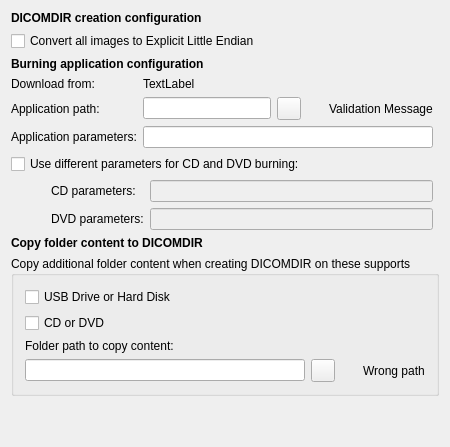
First picture: the form in starviewer/src/inputoutput/qdicomdirconfigurationscreenbase.ui, repository starviewer-medical/starviewer, before the edit.
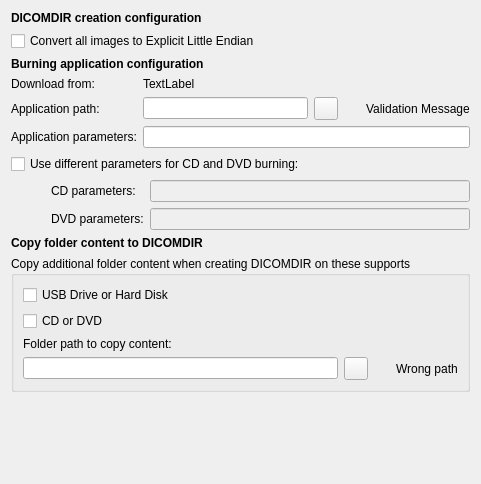
Second picture: the form after the edit. Icons and pictures are not drawn.

Commit message:
ENH: Fine-tune the configuration dialog.
Overall layout are less vertical to better use the available space and
reduce the presence of scrollbars. Also, the tab order has been fixed.

```diff
--- a/starviewer/src/inputoutput/qdicomdirconfigurationscreenbase.ui
+++ b/starviewer/src/inputoutput/qdicomdirconfigurationscreenbase.ui
@@ -2,6 +2,14 @@
 <ui version="4.0">
  <class>udg::QDICOMDIRConfigurationScreenBase</class>
  <widget class="QWidget" name="udg::QDICOMDIRConfigurationScreenBase">
+  <property name="geometry">
+   <rect>
+    <x>0</x>
+    <y>0</y>
+    <width>481</width>
+    <height>484</height>
+   </rect>
+  </property>
   <property name="windowTitle">
    <string>DICOMDIR Configuration</string>
   </property>
@@ -9,41 +17,142 @@
    <iconset resource="../main/main.qrc">
     <normaloff>:/images/icons/media-optical-dicom.svg</normaloff>:/images/icons/media-optical-dicom.svg</iconset>
   </property>
-  <layout class="QGridLayout" name="gridLayout_2">
-   <item row="5" column="0">
-    <layout class="QGridLayout">
-     <item row="1" column="2">
-      <widget class="QLineEdit" name="m_textBurningApplicationCDParameters">
-       <property name="enabled">
-        <bool>false</bool>
+  <layout class="QVBoxLayout" name="verticalLayout">
+   <item>
+    <widget class="QLabel" name="label_2">
+     <property name="font">
+      <font>
+       <weight>75</weight>
+       <bold>true</bold>
+      </font>
+     </property>
+     <property name="text">
+      <string>DICOMDIR creation configuration</string>
+     </property>
+    </widget>
+   </item>
+   <item>
+    <widget class="QCheckBox" name="m_checkBoxConvertDICOMDIRImagesToLittleEndian">
+     <property name="text">
+      <string>Convert all images to Explicit Little Endian</string>
+     </property>
+    </widget>
+   </item>
+   <item>
+    <widget class="QLabel" name="label">
+     <property name="font">
+      <font>
+       <weight>75</weight>
+       <bold>true</bold>
+      </font>
+     </property>
+     <property name="text">
+      <string>Burning application configuration</string>
+     </property>
+    </widget>
+   </item>
+   <item>
+    <layout class="QFormLayout" name="formLayout">
+     <item row="0" column="0">
+      <widget class="QLabel" name="m_burningApplicationDownloadURLLabel">
+       <property name="text">
+        <string>Download from:</string>
        </property>
       </widget>
      </item>
-     <item row="2" column="2">
-      <widget class="QLineEdit" name="m_textBurningApplicationDVDParameters">
-       <property name="enabled">
-        <bool>false</bool>
+     <item row="0" column="1">
+      <widget class="QLabel" name="m_burningApplicationDownloadURL">
+       <property name="text">
+        <string>TextLabel</string>
+       </property>
+       <property name="openExternalLinks">
+        <bool>true</bool>
+       </property>
+       <property name="textInteractionFlags">
+        <set>Qt::LinksAccessibleByMouse|Qt::TextSelectableByMouse</set>
+       </property>
+      </widget>
+     </item>
+     <item row="1" column="0">
+      <widget class="QLabel" name="textLabel1_9">
+       <property name="text">
+        <string>Application path:</string>
        </property>
       </widget>
      </item>
      <item row="1" column="1">
-      <widget class="QLabel" name="labelCDParameters">
+      <layout class="QHBoxLayout">
+       <item>
+        <widget class="QLineEdit" name="m_textBurningApplicationPath">
+         <property name="enabled">
+          <bool>true</bool>
+         </property>
+        </widget>
+       </item>
+       <item>
+        <widget class="QToolButton" name="m_buttonExaminateBurningApplication">
+         <property name="toolTip">
+          <string>Examine disk to find the application</string>
+         </property>
+         <property name="icon">
+          <iconset resource="../main/main.qrc">
+           <normaloff>:/images/icons/document-open.svg</normaloff>:/images/icons/document-open.svg</iconset>
+         </property>
+        </widget>
+       </item>
+       <item>
+        <widget class="QLabel" name="m_burningApplicationPathValidationIcon">
+         <property name="minimumSize">
+          <size>
+           <width>16</width>
+           <height>16</height>
+          </size>
+         </property>
+         <property name="maximumSize">
+          <size>
+           <width>16</width>
+           <height>16</height>
+          </size>
+         </property>
+         <property name="styleSheet">
+          <string notr="true">image: url(:/images/icons/emblem-warning.svg);</string>
+         </property>
+        </widget>
+       </item>
+       <item>
+        <widget class="QLabel" name="m_burningApplicationPathValidationLabel">
+         <property name="text">
+          <string>Validation Message</string>
+         </property>
+         <property name="wordWrap">
+          <bool>true</bool>
+         </property>
+        </widget>
+       </item>
+      </layout>
+     </item>
+     <item row="2" column="0">
+      <widget class="QLabel" name="textLabel1_8">
        <property name="text">
-        <string>CD parameters:</string>
+        <string>Application parameters:</string>
        </property>
       </widget>
      </item>
      <item row="2" column="1">
-      <widget class="QLabel" name="labelDVDParameteres">
-       <property name="enabled">
-        <bool>true</bool>
-       </property>
-       <property name="text">
-        <string>DVD parameters:</string>
-       </property>
-      </widget>
+      <widget class="QLineEdit" name="m_textBurningApplicationParameters"/>
      </item>
-     <item row="1" column="0" rowspan="2">
+    </layout>
+   </item>
+   <item>
+    <widget class="QCheckBox" name="m_checkBoxHasDifferentCDDVDParameteres">
+     <property name="text">
+      <string>Use different parameters for CD and DVD burning:</string>
+     </property>
+    </widget>
+   </item>
+   <item>
+    <layout class="QHBoxLayout" name="horizontalLayout">
+     <item>
       <spacer>
        <property name="orientation">
         <enum>Qt::Horizontal</enum>
@@ -54,14 +163,62 @@
        <property name="sizeHint" stdset="0">
         <size>
          <width>40</width>
-         <height>20</height>
+         <height>48</height>
         </size>
        </property>
       </spacer>
      </item>
+     <item>
+      <layout class="QFormLayout" name="formLayout_2">
+       <item row="0" column="0">
+        <widget class="QLabel" name="labelCDParameters">
+         <property name="text">
+          <string>CD parameters:</string>
+         </property>
+        </widget>
+       </item>
+       <item row="0" column="1">
+        <widget class="QLineEdit" name="m_textBurningApplicationCDParameters">
+         <property name="enabled">
+          <bool>false</bool>
+         </property>
+        </widget>
+       </item>
+       <item row="1" column="0">
+        <widget class="QLabel" name="labelDVDParameteres">
+         <property name="enabled">
+          <bool>true</bool>
+         </property>
+         <property name="text">
+          <string>DVD parameters:</string>
+         </property>
+        </widget>
+       </item>
+       <item row="1" column="1">
+        <widget class="QLineEdit" name="m_textBurningApplicationDVDParameters">
+         <property name="enabled">
+          <bool>false</bool>
+         </property>
+        </widget>
+       </item>
+      </layout>
+     </item>
     </layout>
    </item>
-   <item row="7" column="0" colspan="2">
+   <item>
+    <widget class="QLabel" name="label_3">
+     <property name="font">
+      <font>
+       <weight>75</weight>
+       <bold>true</bold>
+      </font>
+     </property>
+     <property name="text">
+      <string>Copy folder content to DICOMDIR</string>
+     </property>
+    </widget>
+   </item>
+   <item>
     <widget class="QGroupBox" name="groupBox">
      <property name="title">
       <string>Copy additional folder content when creating DICOMDIR on these supports</string>
@@ -138,152 +295,7 @@
      </layout>
     </widget>
    </item>
-   <item row="3" column="0">
-    <layout class="QGridLayout">
-     <item row="1" column="0">
-      <widget class="QLabel" name="textLabel1_9">
-       <property name="text">
-        <string>Application path:</string>
-       </property>
-      </widget>
-     </item>
-     <item row="2" column="1">
-      <widget class="QLineEdit" name="m_textBurningApplicationParameters"/>
-     </item>
-     <item row="0" column="1">
-      <widget class="QLabel" name="m_burningApplicationDownloadURL">
-       <property name="text">
-        <string>TextLabel</string>
-       </property>
-       <property name="openExternalLinks">
-        <bool>true</bool>
-       </property>
-       <property name="textInteractionFlags">
-        <set>Qt::LinksAccessibleByMouse|Qt::TextSelectableByMouse</set>
-       </property>
-      </widget>
-     </item>
-     <item row="0" column="0">
-      <widget class="QLabel" name="m_burningApplicationDownloadURLLabel">
-       <property name="text">
-        <string>Download from:</string>
-       </property>
-      </widget>
-     </item>
-     <item row="2" column="0">
-      <widget class="QLabel" name="textLabel1_8">
-       <property name="text">
-        <string>Application parameters:</string>
-       </property>
-      </widget>
-     </item>
-     <item row="1" column="1">
-      <layout class="QHBoxLayout">
-       <item>
-        <widget class="QLineEdit" name="m_textBurningApplicationPath">
-         <property name="enabled">
-          <bool>true</bool>
-         </property>
-        </widget>
-       </item>
-       <item>
-        <widget class="QToolButton" name="m_buttonExaminateBurningApplication">
-         <property name="toolTip">
-          <string>Examine disk to find the application</string>
-         </property>
-         <property name="icon">
-          <iconset resource="../main/main.qrc">
-           <normaloff>:/images/icons/document-open.svg</normaloff>:/images/icons/document-open.svg</iconset>
-         </property>
-        </widget>
-       </item>
-       <item>
-        <widget class="QLabel" name="m_burningApplicationPathValidationIcon">
-         <property name="minimumSize">
-          <size>
-           <width>16</width>
-           <height>16</height>
-          </size>
-         </property>
-         <property name="maximumSize">
-          <size>
-           <width>16</width>
-           <height>16</height>
-          </size>
-         </property>
-         <property name="styleSheet">
-          <string notr="true">image: url(:/images/icons/emblem-warning.svg);</string>
-         </property>
-        </widget>
-       </item>
-       <item>
-        <widget class="QLabel" name="m_burningApplicationPathValidationLabel">
-         <property name="text">
-          <string>Validation Message</string>
-         </property>
-         <property name="wordWrap">
-          <bool>true</bool>
-         </property>
-        </widget>
-       </item>
-      </layout>
-     </item>
-    </layout>
-   </item>
-   <item row="2" column="0">
-    <widget class="QLabel" name="label">
-     <property name="font">
-      <font>
-       <weight>75</weight>
-       <bold>true</bold>
-      </font>
-     </property>
-     <property name="text">
-      <string>Burning application configuration</string>
-     </property>
-    </widget>
-   </item>
-   <item row="1" column="0">
-    <widget class="QCheckBox" name="m_checkBoxConvertDICOMDIRImagesToLittleEndian">
-     <property name="text">
-      <string>Convert all images to Explicit Little Endian</string>
-     </property>
-    </widget>
-   </item>
-   <item row="0" column="0">
-    <widget class="QLabel" name="label_2">
-     <property name="font">
-      <font>
-       <weight>75</weight>
-       <bold>true</bold>
-      </font>
-     </property>
-     <property name="text">
-      <string>DICOMDIR creation configuration</string>
-     </property>
-    </widget>
-   </item>
-   <item row="6" column="0">
-    <widget class="QLabel" name="label_3">
-     <property name="font">
-      <font>
-       <weight>75</weight>
-       <bold>true</bold>
-      </font>
-     </property>
-     <property name="text">
-      <string>Copy folder content to DICOMDIR</string>
-     </property>
-    </widget>
-   </item>
-   <item row="4" column="0">
-    <widget class="QCheckBox" name="m_checkBoxHasDifferentCDDVDParameteres">
-     <property name="text">
-      <string>Use different parameters for CD and DVD burning:</string>
-     </property>
-    </widget>
-   </item>
-   <item row="8" column="0">
+   <item>
     <spacer>
      <property name="orientation">
       <enum>Qt::Vertical</enum>
@@ -298,14 +310,6 @@
    </item>
   </layout>
  </widget>
- <layoutdefault spacing="6" margin="11"/>
- <tabstops>
-  <tabstop>m_textBurningApplicationPath</tabstop>
-  <tabstop>m_buttonExaminateBurningApplication</tabstop>
-  <tabstop>m_textBurningApplicationParameters</tabstop>
-  <tabstop>m_textBurningApplicationCDParameters</tabstop>
-  <tabstop>m_textBurningApplicationDVDParameters</tabstop>
- </tabstops>
  <resources>
   <include location="../main/main.qrc"/>
   <include location="../main/main.qrc"/>
```
The commit also changes 5 other files.
